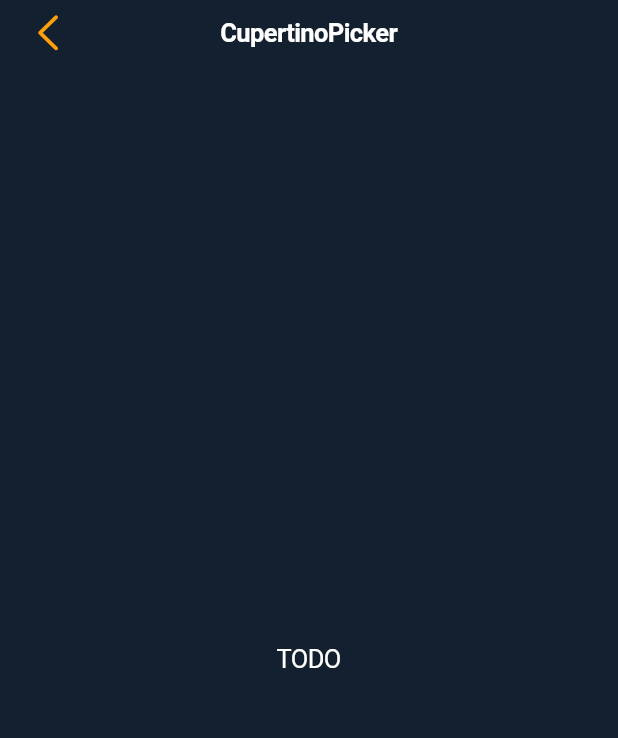
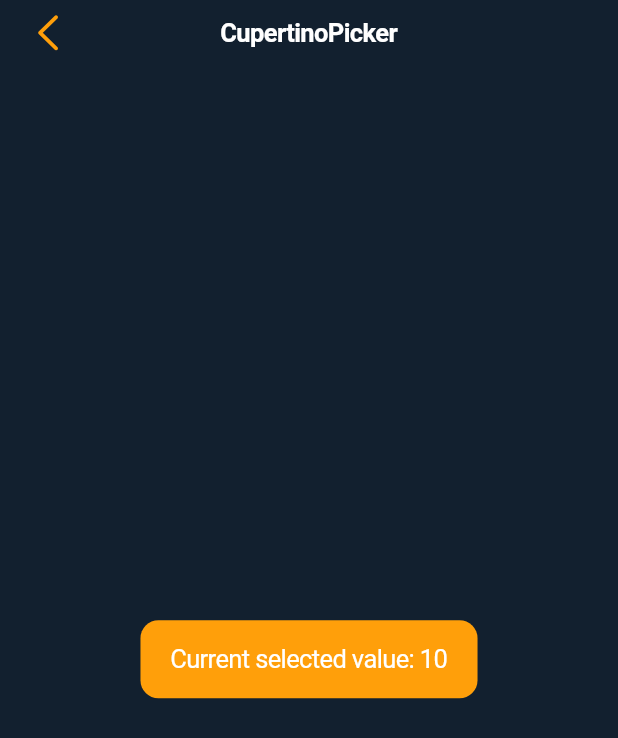
Before and after one commit to prostakov/flutter-testing, a Flutter app: the Cupertino10PickerScreen screen opened by its route, on a phone screen of 412 x 824 dp. Shown: the top 738 px of the screen. Run offline on Flutter 3.47's test engine with Material 2 defaults, Android fonts, the phone set to English and light mode, and no system bars; our stand-ins replace carousel_slider, flutter_bloc, flutter_phoenix, flutter_rating_bar, google_maps_flutter, image_picker and 4 more; missing offline and left inert: devicelocale, grouped_buttons; accounts and stored records are empty.

Commit message:
Fix cupertino10PickerScreen.dart

```diff
--- a/cupertino_test/lib/screens/cupertino10PickerScreen.dart
+++ b/cupertino_test/lib/screens/cupertino10PickerScreen.dart
@@ -7,11 +7,36 @@ class Cupertino10PickerScreen extends StatefulWidget {
 }
 
 class _Cupertino10PickerScreenState extends State<Cupertino10PickerScreen> {
+  int _selectedValue = 10;
+
   @override
   Widget build(BuildContext context) {
     return CupertinoPageScaffold(
       navigationBar: DefaultHeader(title: 'CupertinoPicker'),
-      child: Center(child: Text('TODO')),
+      child: Center(
+        child: Column(
+          mainAxisSize: MainAxisSize.max,
+          mainAxisAlignment: MainAxisAlignment.center,
+          children: [
+            CupertinoButton.filled(
+              child: Text('Current selected value: ${_selectedValue}'),
+              onPressed: () => showCupertinoModalPopup(
+                context: context,
+                builder: (_) => SizedBox(
+                  width: double.infinity,
+                  height: 250,
+                  child: CupertinoPicker(
+                    itemExtent: 30,
+                    scrollController: FixedExtentScrollController(initialItem: _selectedValue),
+                    children: [for (var i = 0; i <= 30; i++) Text("${i}")],
+                    onSelectedItemChanged: (int value) => setState(() => _selectedValue = value),
+                  ),
+                ),
+              ),
+            ),
+          ],
+        ),
+      ),
     );
   }
 }
```
